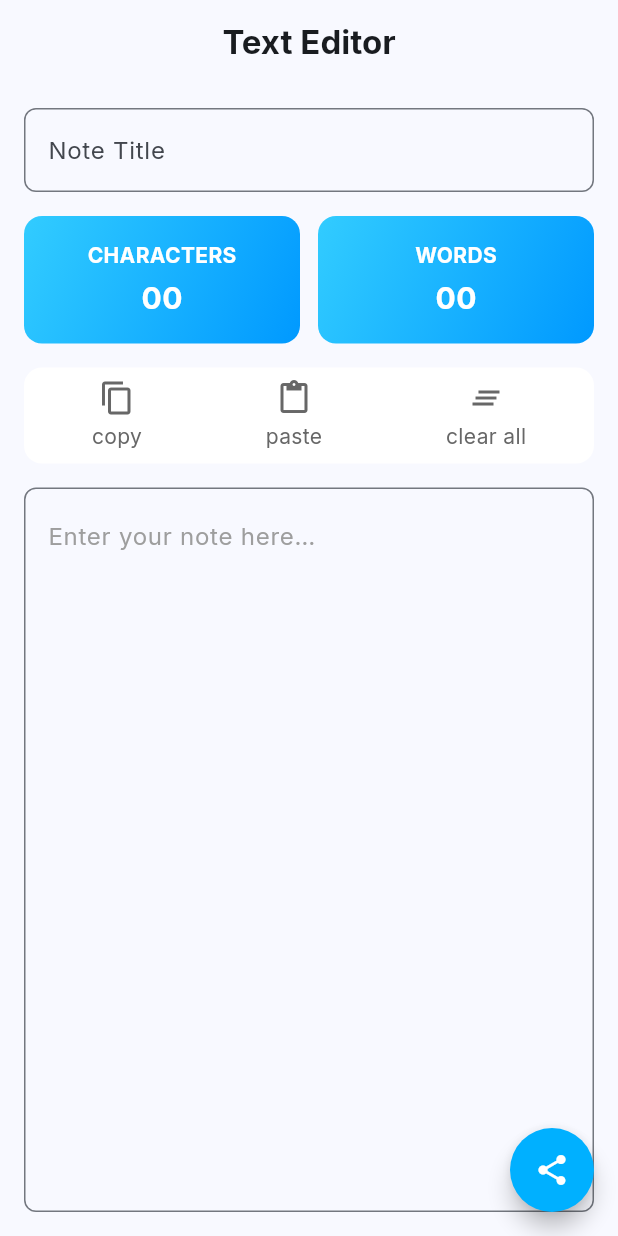
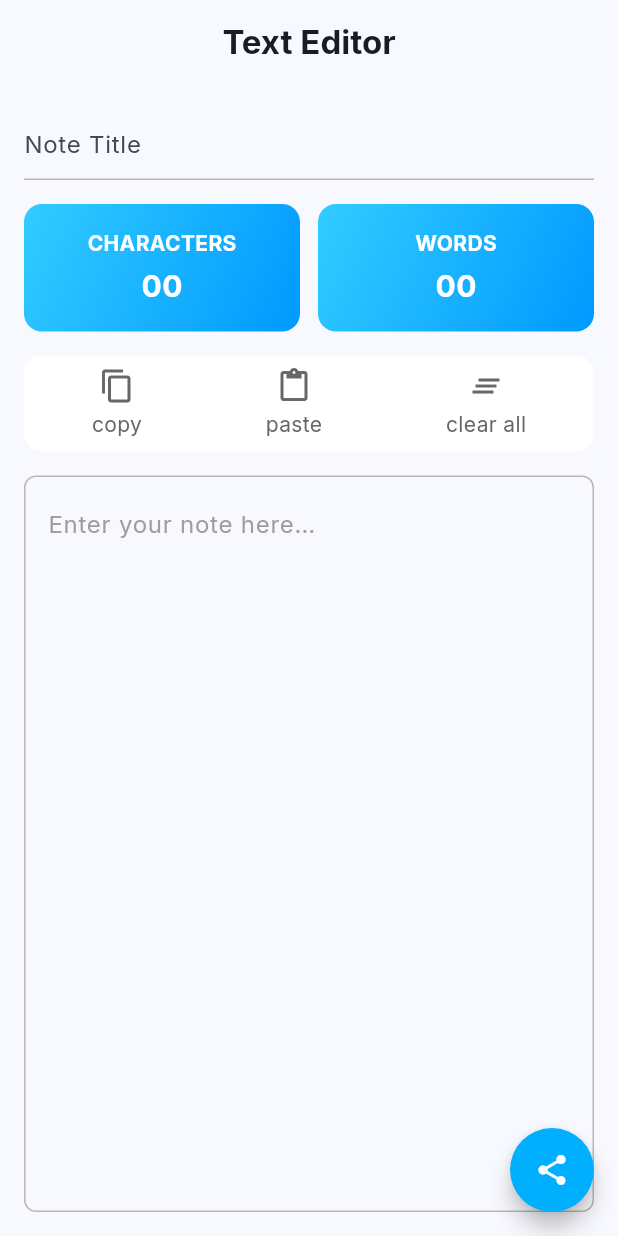
Before and after one commit to asathsara/text-scanner-app, a Flutter app: the TextEditorScreen screen opened directly, on a phone screen of 412 x 824 dp. Run offline on Flutter 3.47's test engine with Material 3 defaults, Android fonts, the phone set to English and light mode, and no system bars; our stand-ins replace cloud_firestore, firebase_auth, firebase_core, google_fonts, image_picker, package_info_plus and 1 more; missing offline and left inert: firebase_ui_auth, firebase_ui_oauth_google, google_mlkit_text_recognition; accounts and stored records are empty; generated files the repository leaves out were written again.

Commit message:
refactor:  update color scheme in theme

```diff
--- a/lib/providers/theme_provider.dart
+++ b/lib/providers/theme_provider.dart
@@ -1,4 +1,3 @@
-// theme_provider.dart
 import 'package:flutter/material.dart';
 
 class ThemeProvider extends ChangeNotifier {
--- a/lib/screens/text_editor_screen.dart
+++ b/lib/screens/text_editor_screen.dart
@@ -82,9 +82,6 @@ class _TextEditorScreenState extends State<TextEditorScreen> {
               style: TextStyle(color: isDark ? Colors.white : Colors.black),
               decoration: InputDecoration(
                 hintText: "Note Title",
-                border: OutlineInputBorder(
-                  borderRadius: BorderRadius.circular(8),
-                ),
               ),
             ),
             const SizedBox(height: 16),
--- a/lib/utils/themes/theme.dart
+++ b/lib/utils/themes/theme.dart
@@ -11,7 +11,7 @@ class AppThemes {
   static ThemeData lightTheme = ThemeData(
     useMaterial3: true,
     brightness: Brightness.light,
-    colorScheme: ColorScheme.fromSeed(seedColor: MyColors.primaryColor, brightness: Brightness.light),
+    colorScheme: ColorScheme.fromSeed(seedColor: MyColors.primaryColor, brightness: Brightness.light,outline: MyColors.lightGray,),
     textTheme: GoogleFonts.interTextTheme(),
     navigationBarTheme: AppNavigationThemes.light,
     filledButtonTheme: AppButtonThemes.lightFilled,
```
